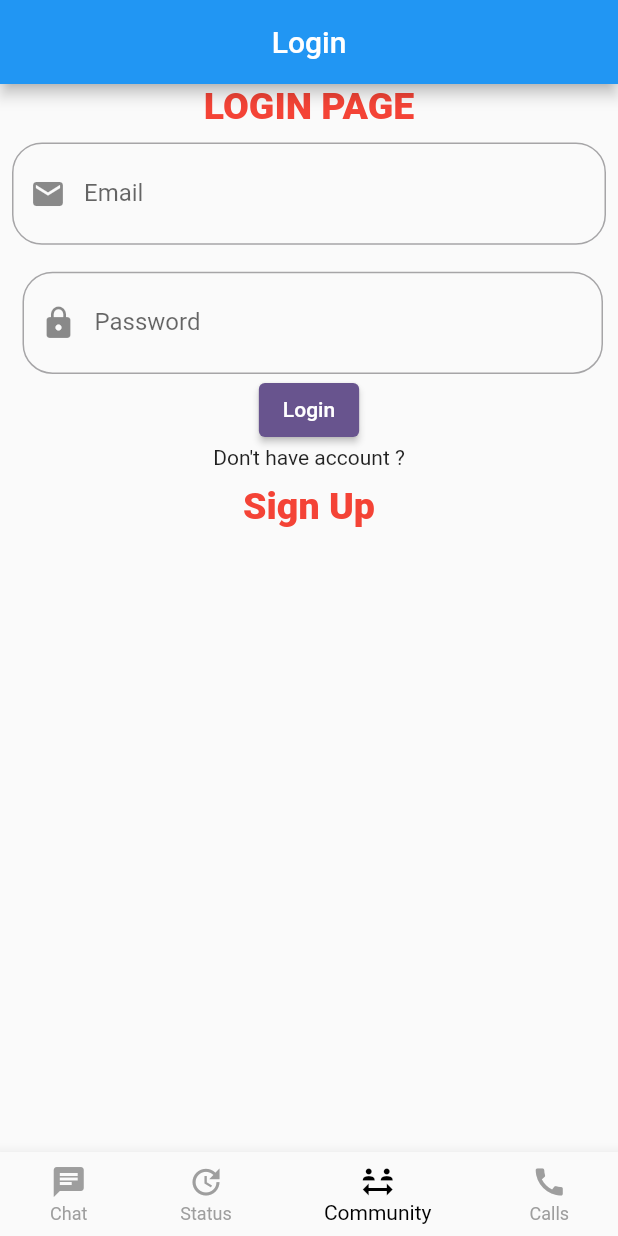
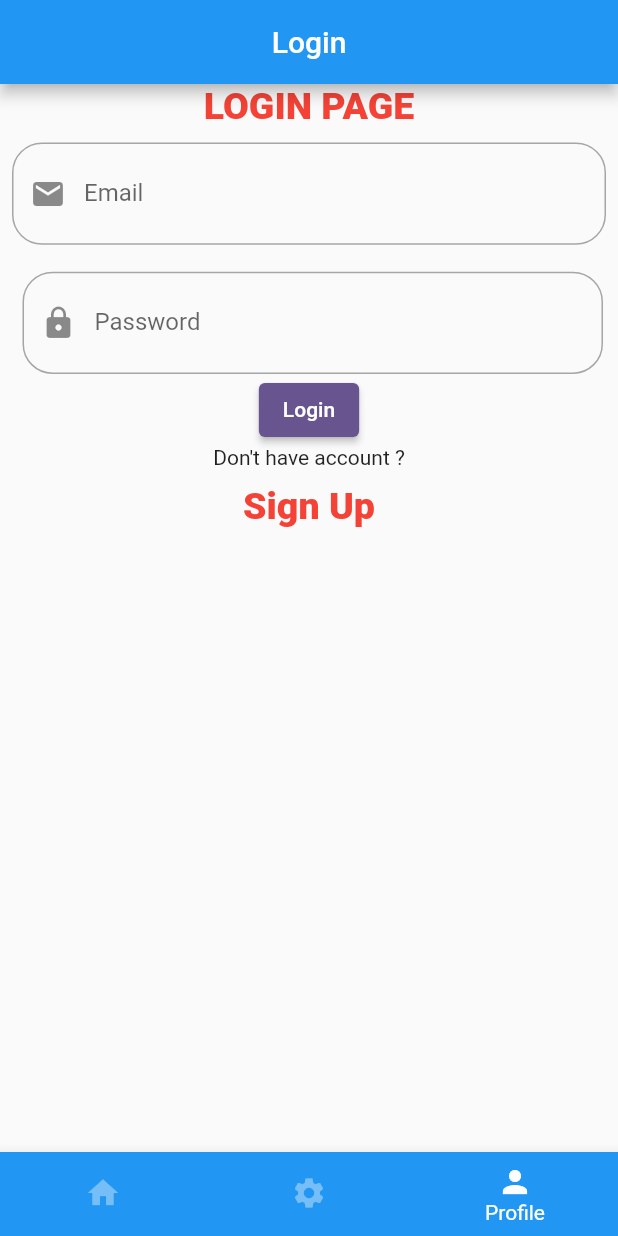
Before and after one commit to AbRehman536/Flutter_sec_8, a Flutter app: the screen it shows after launch, item 3 of the bottom bar chosen, on a phone screen of 412 x 824 dp. Run offline on Flutter 3.47's test engine with Material 3 defaults, Android fonts, the phone set to English and light mode, and no system bars.

Commit message:
Bottom Bar Done

```diff
--- a/lib/bottom_bar.dart
+++ b/lib/bottom_bar.dart
@@ -1,5 +1,4 @@
 import 'package:flutter/material.dart';
-import 'package:flutter_sec_8/asset_image.dart';
 import 'package:flutter_sec_8/grid_view.dart';
 import 'package:flutter_sec_8/list_tile_demo.dart';
 import 'package:flutter_sec_8/login_form.dart';
@@ -13,29 +12,28 @@ class BottomBarDemo extends StatefulWidget {
 
 class _BottomBarDemoState extends State<BottomBarDemo> {
   int selectedIndex = 0;
-  List<Widget> screenList = [GridViewDemo(),ListTileDemo(), LoginFormDemo(), AssetImageDemo()];
+  List<Widget> screenList = [ListTileDemo(),GridViewDemo(), LoginFormDemo()];
   @override
   Widget build(BuildContext context) {
     return Scaffold(
-      backgroundColor: Colors.blue,
+
       body: screenList.elementAt(selectedIndex),
       bottomNavigationBar: BottomNavigationBar(
         backgroundColor: Colors.blue,
-        selectedItemColor: Colors.black,
-        unselectedItemColor: Colors.grey,
+        unselectedItemColor: Colors.white38,
+        selectedItemColor: Colors.white,
         showSelectedLabels: true,
-        showUnselectedLabels: true,
+        showUnselectedLabels: false,
         onTap: (value){
           setState(() {
-            selectedIndex = value;
+            selectedIndex = value ;
           });
         },
           currentIndex: selectedIndex,
           items: [
-            BottomNavigationBarItem(icon: Icon(Icons.chat),label: "Chat"),
-            BottomNavigationBarItem(icon: Icon(Icons.update),label: "Status"),
-            BottomNavigationBarItem(icon: Icon(Icons.social_distance),label: "Community"),
-            BottomNavigationBarItem(icon: Icon(Icons.call),label: "Calls"),
+            BottomNavigationBarItem(icon: Icon(Icons.home),label: "Home"),
+            BottomNavigationBarItem(icon: Icon(Icons.settings),label: "Settings"),
+            BottomNavigationBarItem(icon: Icon(Icons.person),label: "Profile"),
           ]),
     );
   }
--- a/lib/main.dart
+++ b/lib/main.dart
@@ -2,6 +2,7 @@ import 'package:flutter/material.dart';
 import 'package:flutter_sec_8/appbar_demo.dart';
 import 'package:flutter_sec_8/asset_image.dart';
 import 'package:flutter_sec_8/bottom_bar.dart';
+import 'package:flutter_sec_8/extra.dart';
 import 'package:flutter_sec_8/fab_demo.dart';
 import 'package:flutter_sec_8/grid_view.dart';
 import 'package:flutter_sec_8/list_tile_demo.dart';
```
Also changed, not shown: lib/extra.dart (added, +128 -0 lines).
